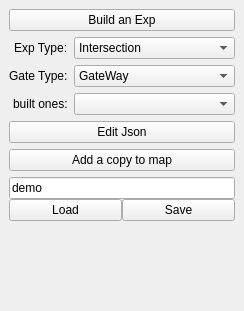
The window that include/tmapping/UI/dockBuildExp.ui (StumboEugen/TMapping) describes before a commit, drawn with Qt 5.
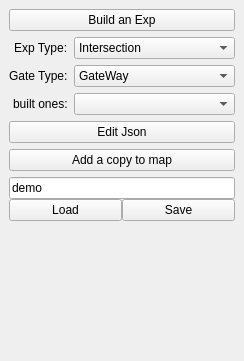
The same window after the commit.

The edit to the form file:
```diff
--- a/include/tmapping/UI/dockBuildExp.ui
+++ b/include/tmapping/UI/dockBuildExp.ui
@@ -7,13 +7,13 @@
     <x>0</x>
     <y>0</y>
     <width>244</width>
-    <height>311</height>
+    <height>361</height>
    </rect>
   </property>
   <property name="minimumSize">
    <size>
     <width>226</width>
-    <height>311</height>
+    <height>361</height>
    </size>
   </property>
   <property name="features">
```
